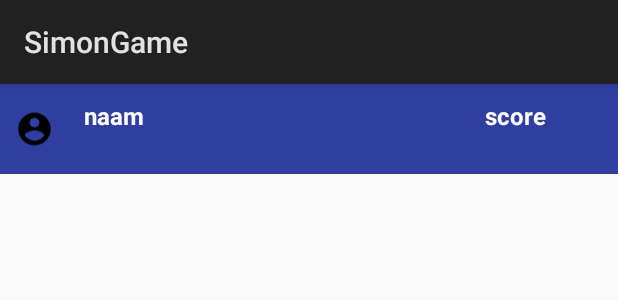
After one commit to Jensderond/SimonTheGame, an Android app: the layout listview_row_highscore.xml on its own in the app's theme, with its tools: preview values and no code run, on a phone screen of 412 x 824 dp. The commit adds this screen. Shown: the top 300 px of the screen. Run offline under Robolectric (Android 15) with nearby library versions, the phone set to English and light mode, and no system bars.

Commit message:
Fixed highscore with custom list view

```diff
--- a/SimonGame/app/src/main/AndroidManifest.xml
+++ b/SimonGame/app/src/main/AndroidManifest.xml
@@ -20,7 +20,7 @@
         <activity android:name=".ClassicActivity"></activity>
         <activity android:name=".UsersActivity"></activity>
         <activity android:name=".NewUserActivity"></activity>
-        <activity android:name=".HigscoreActivity"></activity>
+        <activity android:name=".HighscoreActivity"></activity>
     </application>
 
 </manifest>
--- a/SimonGame/app/src/main/java/com/example/jensderond/simongame/MainActivity.java
+++ b/SimonGame/app/src/main/java/com/example/jensderond/simongame/MainActivity.java
@@ -117,7 +117,7 @@ public class MainActivity extends Activity implements SoundPlayer.SoundPlayerLoa
         highscoreButton.setOnClickListener(new View.OnClickListener() {
             public void onClick(View v) {
                 mSoundPlayer.playSound(SoundPlayer.BLUE_TONE);
-                Intent intent = new Intent(getApplicationContext(), HigscoreActivity.class);
+                Intent intent = new Intent(getApplicationContext(), HighscoreActivity.class);
                 startActivity(intent);
             }
         });
--- /dev/null
+++ b/SimonGame/app/src/main/res/drawable/ic_account_circle.xml
@@ -0,0 +1,9 @@
+<vector xmlns:android="http://schemas.android.com/apk/res/android"
+        android:width="24dp"
+        android:height="24dp"
+        android:viewportWidth="24.0"
+        android:viewportHeight="24.0">
+    <path
+        android:pathData="M12,2C6.48,2 2,6.48 2,12s4.48,10 10,10 10,-4.48 10,-10S17.52,2 12,2zM12,5c1.66,0 3,1.34 3,3s-1.34,3 -3,3 -3,-1.34 -3,-3 1.34,-3 3,-3zM12,19.2c-2.5,0 -4.71,-1.28 -6,-3.22 0.03,-1.99 4,-3.08 6,-3.08 1.99,0 5.97,1.09 6,3.08 -1.29,1.94 -3.5,3.22 -6,3.22z"
+        android:fillColor="#000000"/>
+</vector>
--- /dev/null
+++ b/SimonGame/app/src/main/res/layout/listview_row_highscore.xml
@@ -0,0 +1,40 @@
+<?xml version="1.0" encoding="utf-8"?>
+<LinearLayout xmlns:android="http://schemas.android.com/apk/res/android"
+    android:orientation="horizontal"
+    android:layout_width="match_parent"
+    android:layout_height="60dp"
+    android:background="@color/colorPrimaryDark">
+
+    <ImageView
+        android:id="@+id/display_image"
+        android:layout_width="match_parent"
+        android:layout_height="60dp"
+        android:padding="10dp"
+        android:layout_weight="4"
+        android:src="@drawable/ic_account_circle"/>
+
+    <TextView
+        android:id="@+id/display_name"
+        android:layout_width="match_parent"
+        android:layout_height="60dp"
+        android:padding="10dp"
+        android:text="naam"
+        android:layout_weight="2"
+        android:textStyle="bold"
+        android:textSize="16sp"
+        android:textColor="@color/white" />
+
+    <TextView
+        android:id="@+id/display_score"
+        android:layout_width="match_parent"
+        android:layout_height="60dp"
+        android:padding="10dp"
+        android:layout_weight="3"
+        android:text="score"
+        android:gravity="end"
+        android:textStyle="bold"
+        android:textSize="16sp"
+        android:textAlignment="center"
+        android:textColor="@color/white"/>
+
+</LinearLayout>
```
Also changed, not shown: SimonGame/app/src/main/java/com/example/jensderond/simongame/HighscoreActivity.java (renamed from SimonGame/app/src/main/java/com/example/jensderond/simongame/HigscoreActivity.java, +13 -13 lines), SimonGame/app/src/main/java/com/example/jensderond/simongame/HighscoreListAdapter.java (added, +89 -0 lines).
